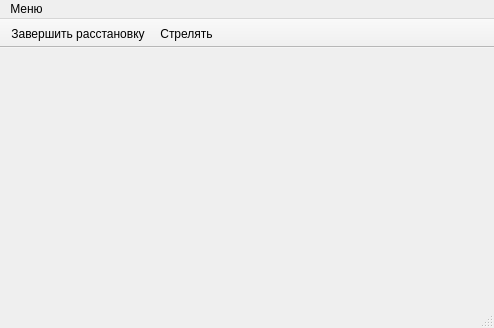
IlyaBoykoProgr/qt-cpp, file seaWars-client/mainwindow.ui: the form before one commit.
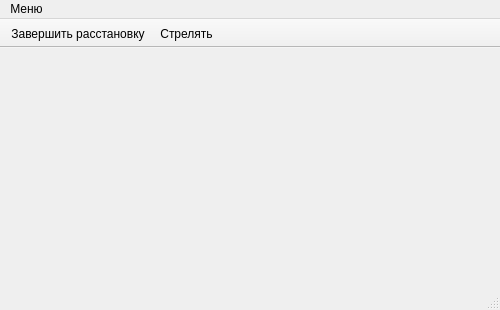
The form after the commit. Icons and pictures are not drawn.

The edit to the form file:
```diff
--- a/seaWars-client/mainwindow.ui
+++ b/seaWars-client/mainwindow.ui
@@ -6,14 +6,14 @@
    <rect>
     <x>0</x>
     <y>0</y>
-    <width>494</width>
-    <height>328</height>
+    <width>500</width>
+    <height>310</height>
    </rect>
   </property>
   <property name="minimumSize">
    <size>
     <width>494</width>
-    <height>311</height>
+    <height>310</height>
    </size>
   </property>
   <property name="maximumSize">
@@ -38,7 +38,7 @@
     <rect>
      <x>0</x>
      <y>0</y>
-     <width>494</width>
+     <width>500</width>
      <height>21</height>
     </rect>
    </property>
```
Left out of the diff: 2 changed lines with no effect on the pictures.
